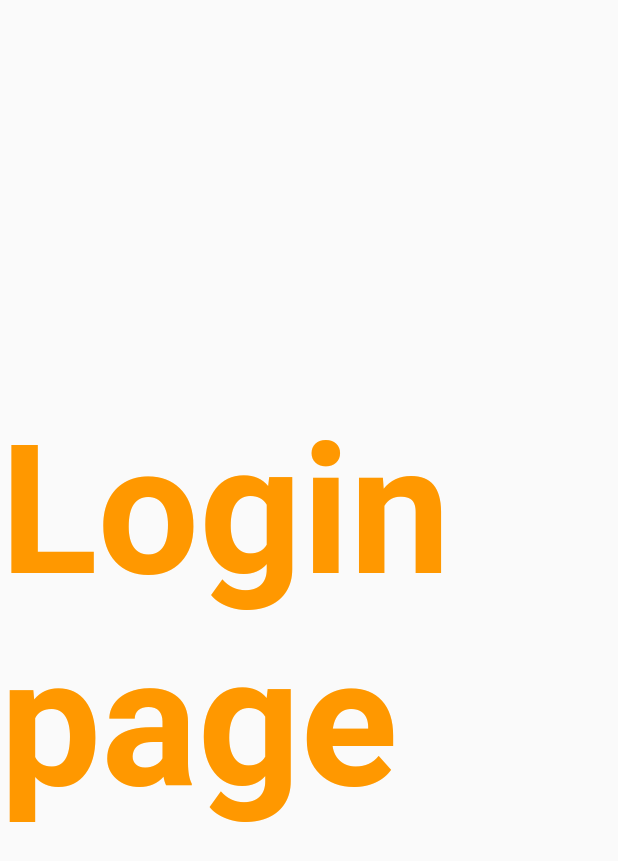
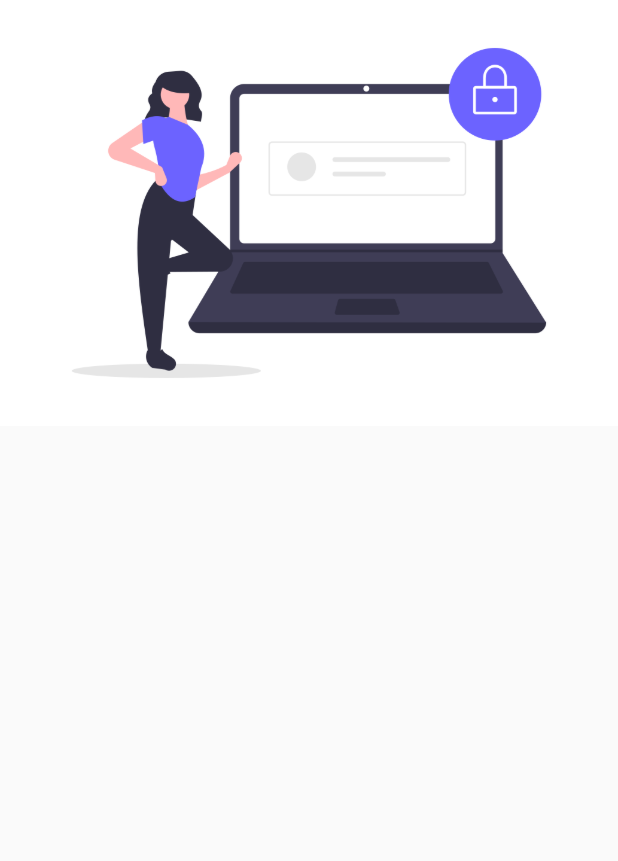
Before and after one commit to ds4914/flutter, a Flutter app: the screen it shows after launch, on a phone screen of 412 x 824 dp. Shown: the top 861 px of the screen. Run offline on Flutter 3.47's test engine with Material 2 defaults, Android fonts, the light colour scheme and no system bars.

Commit message:
day3 completed

```diff
--- a/dinesh/lib/pages/login_page.dart
+++ b/dinesh/lib/pages/login_page.dart
@@ -4,16 +4,12 @@ class LoginPage extends StatelessWidget {
 
   @override
   Widget build(BuildContext context) {
+    // ignore: prefer_const_constructors
     return Material(
-      child: Center(
-        child: Text("Login page",
-        style: TextStyle(
-          fontSize: 40,
-          fontWeight: FontWeight.bold,
-          color: Colors.orange,
-        ),
-        textScaleFactor: 3.0,
-        ),
+      // ignore: prefer_const_constructors
+      child: Column(children: [
+        Image.asset("assets/imgs/login.png")
+      ],
       )
     );
   }
--- a/dinesh/pubspec.yaml
+++ b/dinesh/pubspec.yaml
@@ -60,8 +60,8 @@ flutter:
   uses-material-design: true
 
   # To add assets to your application, add an assets section, like this:
-  # assets:
-  #   - images/a_dot_burr.jpeg
+  assets:
+   - assets/imgs
   #   - images/a_dot_ham.jpeg
 
   # An image asset can refer to one or more resolution-specific "variants", see
```
Also changed, not shown: dinesh/assets/imgs/login.png (added).
